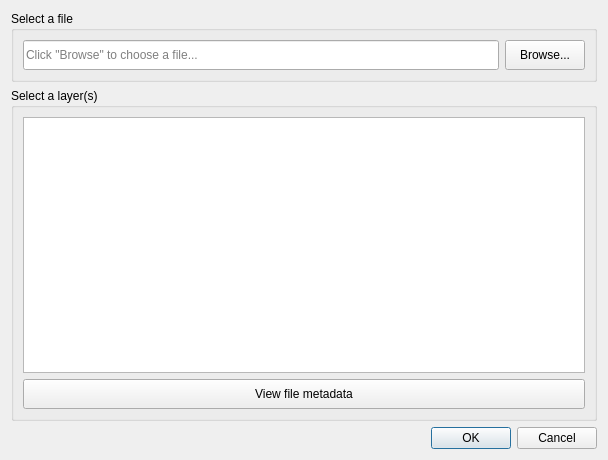
The window that LDMP/gui/DlgDataIOLoadTE.ui (ConservationInternational/trends.earth) describes before a commit, drawn with Qt 5.
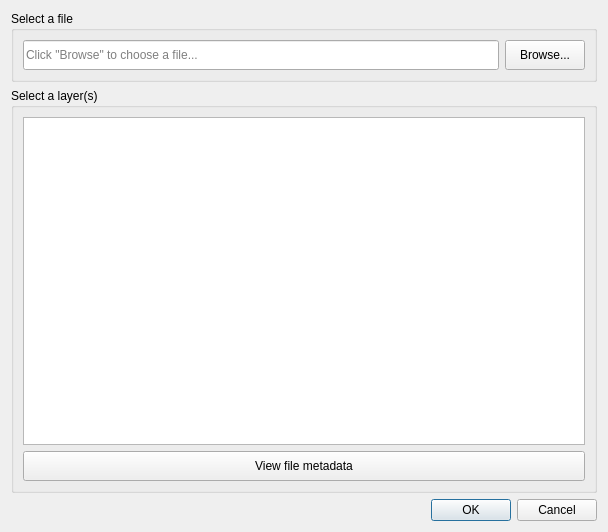
The same window after the commit.

What changed in the file:
```diff
--- a/LDMP/gui/DlgDataIOLoadTE.ui
+++ b/LDMP/gui/DlgDataIOLoadTE.ui
@@ -10,7 +10,7 @@
     <x>0</x>
     <y>0</y>
     <width>608</width>
-    <height>460</height>
+    <height>532</height>
    </rect>
   </property>
   <property name="windowTitle">
@@ -26,6 +26,12 @@
    </item>
    <item row="1" column="0">
     <widget class="QGroupBox" name="groupBox">
+     <property name="sizePolicy">
+      <sizepolicy hsizetype="Preferred" vsizetype="Minimum">
+       <horstretch>0</horstretch>
+       <verstretch>0</verstretch>
+      </sizepolicy>
+     </property>
      <property name="title">
       <string>Select a layer(s)</string>
      </property>
@@ -45,6 +51,12 @@
       </item>
       <item>
        <widget class="QPushButton" name="btn_view_metadata">
+        <property name="sizePolicy">
+         <sizepolicy hsizetype="Minimum" vsizetype="Minimum">
+          <horstretch>0</horstretch>
+          <verstretch>0</verstretch>
+         </sizepolicy>
+        </property>
         <property name="minimumSize">
          <size>
           <width>0</width>
```
Left out of the diff: 18 changed lines with no effect on the pictures.
